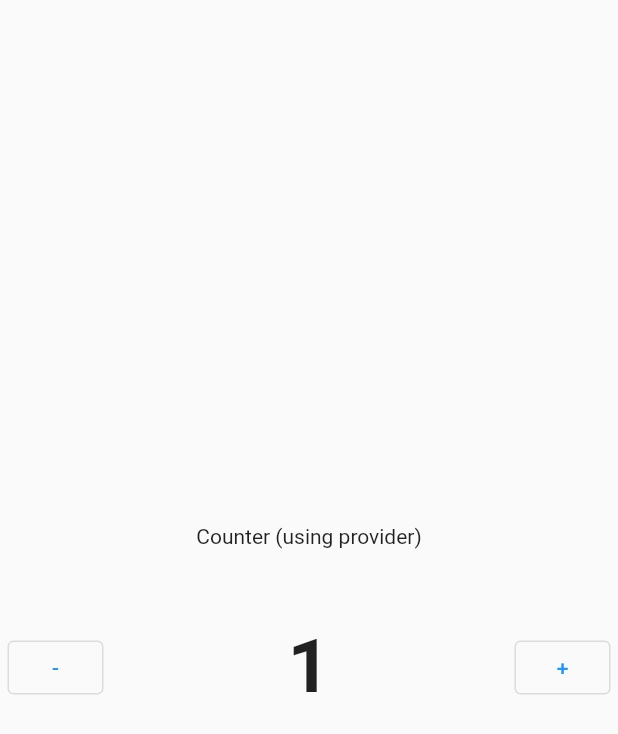
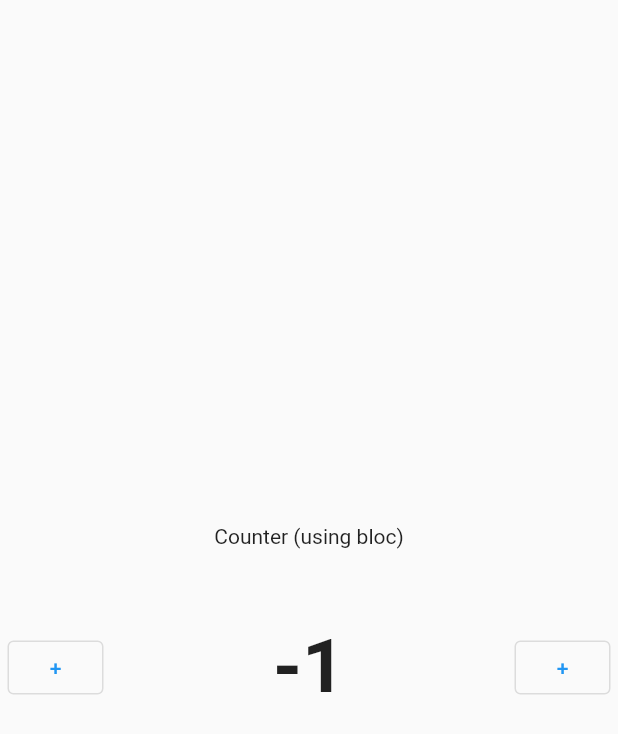
Before and after one commit to desdrianton/flutter_playground, a Flutter app: the screen it shows after launch, after a tap on an icon or button, on a phone screen of 412 x 824 dp. Shown: the top 734 px of the screen. Run offline on Flutter 3.47's test engine with Material 2 defaults, Android fonts, the phone set to English and light mode, and no system bars.

Commit message:
State: bloc

```diff
--- /dev/null
+++ b/learn/state_bloc/lib/_01_basic_bloc/app.dart
@@ -0,0 +1,39 @@
+import 'dart:developer';
+
+import 'package:flutter/material.dart';
+import 'package:state_bloc/_01_basic_bloc/widget/widget_counter.dart';
+
+class BasicBlocApp extends StatelessWidget {
+  const BasicBlocApp({Key? key}) : super(key: key);
+
+  @override
+  Widget build(BuildContext context) {
+    log('=== BasicProviderApp.build');
+
+    return MaterialApp(
+      home: MyPage(),
+    );
+  }
+}
+
+class MyPage extends StatelessWidget {
+  MyPage() : super(key: UniqueKey());
+
+  @override
+  Widget build(BuildContext context) {
+    log('=== MyPage.build');
+
+    return Scaffold(
+      body: Center(
+        child: Column(
+          mainAxisAlignment: MainAxisAlignment.center,
+          children: [
+            const Text('Counter (using bloc)'),
+            const SizedBox(height: 50,),
+            CounterWidget(),
+          ],
+        ),
+      ),
+    );
+  }
+}
--- /dev/null
+++ b/learn/state_bloc/lib/_01_basic_bloc/widget/bloc_counter.dart
@@ -0,0 +1,43 @@
+import 'dart:async';
+import 'dart:developer';
+
+class CounterBloc {
+  int _counter = 0;
+
+  int get counterValue => _counter;
+
+  final StreamController<CounterEvent> _inputStreamController = StreamController<CounterEvent>();
+
+  StreamSink get inputSink => _inputStreamController.sink;
+
+  final StreamController<int> _outputStreamController = StreamController<int>();
+
+  StreamSink get outputSink => _outputStreamController.sink;
+
+  Stream get outputStream => _outputStreamController.stream;
+
+  CounterBloc() {
+    log('=== CounterBloc constructor');
+
+    _inputStreamController.stream.listen((event) {
+      if (event == CounterEvent.increase) {
+        _counter++;
+      } else if (event == CounterEvent.decrease) {
+        _counter--;
+      }
+
+      outputSink.add(_counter);
+    });
+  }
+
+  void dispose() {
+    log('=== CounterBloc.dispose');
+
+    _inputStreamController.close();
+    _inputStreamController.close();
+  }
+}
+
+enum CounterEvent {
+  increase, decrease
+}
--- /dev/null
+++ b/learn/state_bloc/lib/_01_basic_bloc/widget/widget_counter.dart
@@ -0,0 +1,40 @@
+import 'dart:developer';
+
+import 'package:flutter/material.dart';
+import 'package:state_bloc/_01_basic_bloc/widget/bloc_counter.dart';
+import 'package:state_bloc/_01_basic_bloc/widget/widget_counter_info.dart';
+import 'package:state_bloc/_01_basic_bloc/widget/widget_decrease_button.dart';
+import 'package:state_bloc/_01_basic_bloc/widget/widget_increase_button.dart';
+
+class CounterWidget extends StatefulWidget {
+  CounterWidget() : super(key: UniqueKey());
+
+  @override
+  State<CounterWidget> createState() => _CounterWidgetState();
+}
+
+class _CounterWidgetState extends State<CounterWidget> {
+  CounterBloc counterBloc = CounterBloc();
+
+  @override
+  Widget build(BuildContext context) {
+    log('=== CounterWidget.build');
+
+    return Row(
+      mainAxisAlignment: MainAxisAlignment.spaceEvenly,
+      children: [
+        DecreaseButton(counterBloc),
+        const Spacer(),
+        CounterInfo(counterBloc),
+        const Spacer(),
+        IncreaseButton(counterBloc),
+      ],
+    );
+  }
+
+  @override
+  void dispose() {
+    super.dispose();
+    counterBloc.dispose();
+  }
+}
--- /dev/null
+++ b/learn/state_bloc/lib/_01_basic_bloc/widget/widget_counter_info.dart
@@ -0,0 +1,28 @@
+import 'dart:developer';
+
+import 'package:flutter/material.dart';
+import 'package:state_bloc/_01_basic_bloc/widget/bloc_counter.dart';
+
+class CounterInfo extends StatelessWidget {
+  final CounterBloc counterBloc;
+
+  CounterInfo(this.counterBloc) : super(key: UniqueKey());
+
+  @override
+  Widget build(BuildContext context) {
+    log('=== CounterInfo.build');
+
+    return StreamBuilder(
+      stream: counterBloc.outputStream,
+      initialData: counterBloc.counterValue,
+      builder: (context, snapshot) {
+        log('=== StreamBuilder.builder');
+
+        return Text(
+          '${snapshot.data}',
+          style: const TextStyle(fontSize: 50, fontWeight: FontWeight.bold),
+        );
+      },
+    );
+  }
+}
--- /dev/null
+++ b/learn/state_bloc/lib/_01_basic_bloc/widget/widget_decrease_button.dart
@@ -0,0 +1,27 @@
+import 'dart:developer';
+
+import 'package:flutter/material.dart';
+import 'package:state_bloc/_01_basic_bloc/widget/bloc_counter.dart';
+
+class DecreaseButton extends StatelessWidget {
+  final CounterBloc counterBloc;
+
+  DecreaseButton(this.counterBloc) : super(key: UniqueKey());
+
+  @override
+  Widget build(BuildContext context) {
+    log('=== DecreaseButton.build');
+
+    Widget button = OutlinedButton(
+      onPressed: () {
+        counterBloc.inputSink.add(CounterEvent.decrease);
+      },
+      child: const Text('+'),
+    );
+
+    return Padding(
+      padding: const EdgeInsets.all(5),
+      child: button,
+    );
+  }
+}
--- /dev/null
+++ b/learn/state_bloc/lib/_01_basic_bloc/widget/widget_increase_button.dart
@@ -0,0 +1,27 @@
+import 'dart:developer';
+
+import 'package:flutter/material.dart';
+import 'package:state_bloc/_01_basic_bloc/widget/bloc_counter.dart';
+
+class IncreaseButton extends StatelessWidget {
+  final CounterBloc counterBloc;
+
+  IncreaseButton(this.counterBloc) : super(key: UniqueKey());
+
+  @override
+  Widget build(BuildContext context) {
+    log('=== IncreaseButton.build');
+
+    Widget button = OutlinedButton(
+      onPressed: () {
+        counterBloc.inputSink.add(CounterEvent.increase);
+      },
+      child: const Text('+'),
+    );
+
+    return Padding(
+      padding: const EdgeInsets.all(5),
+      child: button,
+    );
+  }
+}
--- a/learn/state_bloc/lib/state_bloc.dart
+++ b/learn/state_bloc/lib/state_bloc.dart
@@ -1,7 +1,3 @@
 library state_bloc;
 
-/// A Calculator.
-class Calculator {
-  /// Returns [value] plus 1.
-  int addOne(int value) => value + 1;
-}
+export '_01_basic_bloc/app.dart';
--- a/learn/state_provider/lib/_01_basic_provider/widget/widget_counter.dart
+++ b/learn/state_provider/lib/_01_basic_provider/widget/widget_counter.dart
@@ -21,7 +21,13 @@ class CounterWidget extends StatelessWidget {
 
         return Row(
           mainAxisAlignment: MainAxisAlignment.spaceEvenly,
-          children: [DecreaseButton(), const Spacer(), CounterInfo(), const Spacer(), IncreaseButton()],
+          children: [
+            DecreaseButton(),
+            const Spacer(),
+            CounterInfo(),
+            const Spacer(),
+            IncreaseButton(),
+          ],
         );
       },
     );
--- a/lib/main.dart
+++ b/lib/main.dart
@@ -1,6 +1,8 @@
 import 'package:flutter/material.dart';
-import 'package:state_provider/state_provider.dart';
+// import 'package:state_provider/state_provider.dart';
+import 'package:state_bloc/state_bloc.dart';
 
 void main() {
-  runApp(const BasicProviderApp());
+  // runApp(const BasicProviderApp());
+  runApp(const BasicBlocApp());
 }
--- a/pubspec.yaml
+++ b/pubspec.yaml
@@ -12,6 +12,8 @@ dependencies:
   cupertino_icons: ^1.0.2
   state_provider:
     path: ./learn/state_provider
+  state_bloc:
+    path: ./learn/state_bloc
 
 dev_dependencies:
   flutter_test:
```
Also changed, not shown: pubspec.lock.
